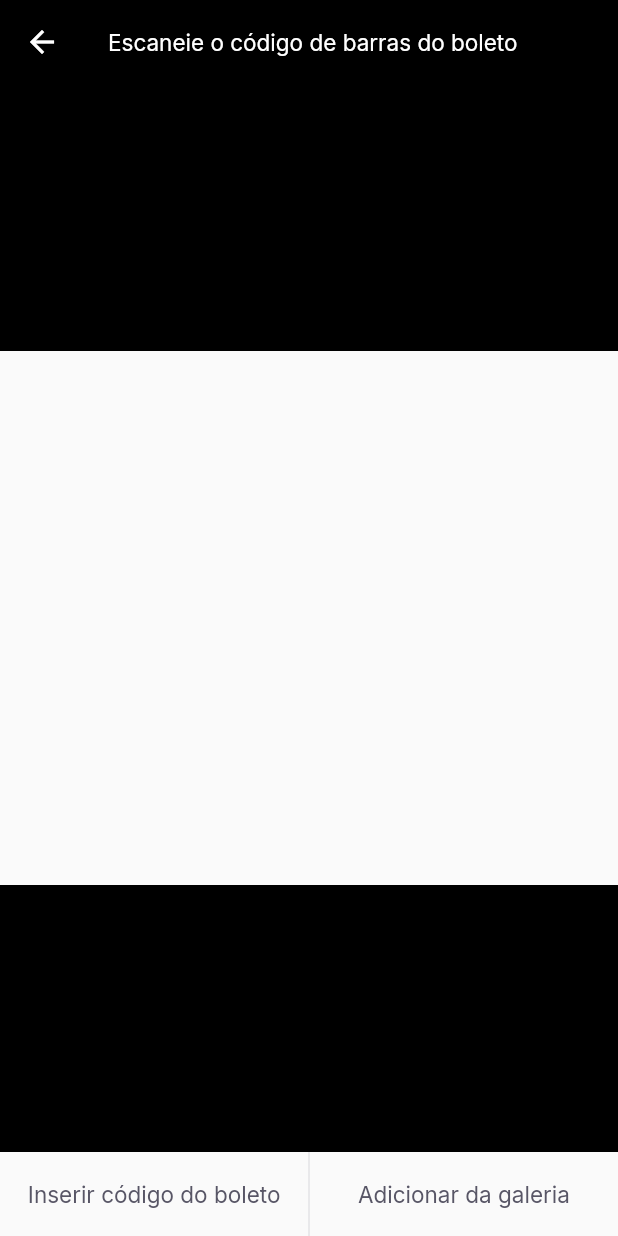
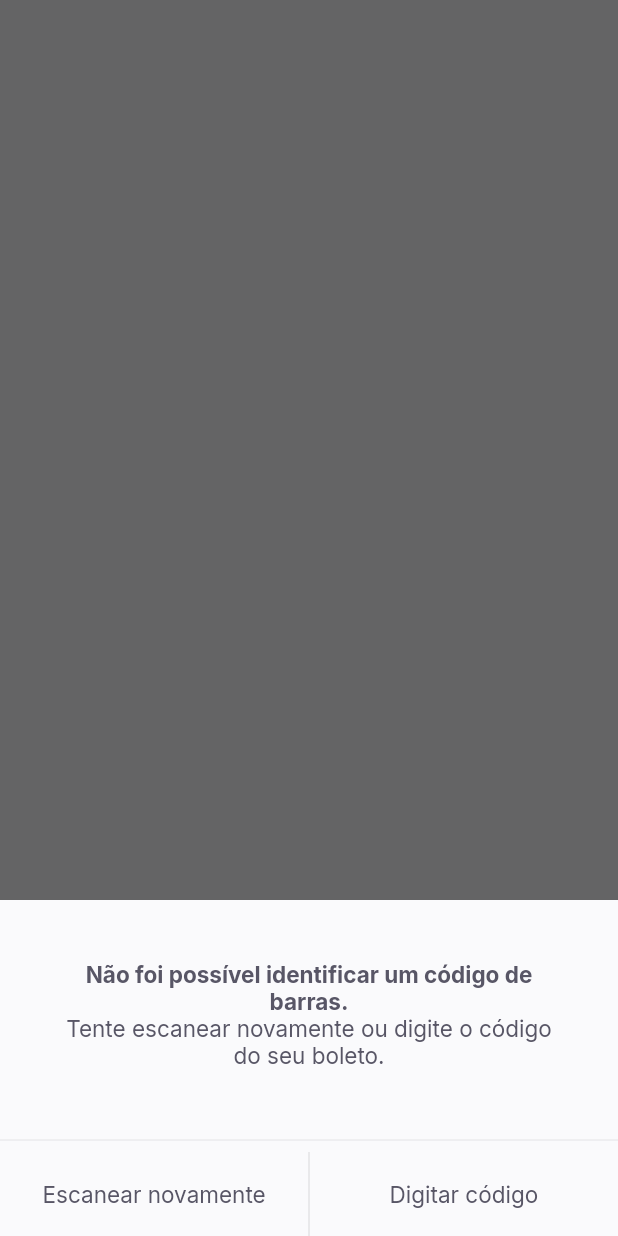
Before and after one commit to MarianaPezzi/Payflow, a Flutter app: the BarcodeScannerPage screen opened by its route, on a phone screen of 412 x 824 dp. Run offline on Flutter 3.47's test engine with Material 2 defaults, Android fonts, the phone set to English and light mode, and no system bars; our stand-ins replace firebase_core, google_fonts, google_sign_in, shared_preferences; accounts and stored records are empty.

Commit message:
Escanear boleto

```diff
--- a/lib/modules/barcode_scanner/barcode_scanner_page.dart
+++ b/lib/modules/barcode_scanner/barcode_scanner_page.dart
@@ -1,9 +1,7 @@
 import 'package:flutter/material.dart';
-import 'package:google_ml_kit/google_ml_kit.dart';
 import 'package:payflow/shared/themes/app_colors.dart';
 import 'package:payflow/shared/themes/app_text_styles.dart';
-import 'package:payflow/shared/widgets/divider_vertical/divider_vertical_widget.dart';
-import 'package:payflow/shared/widgets/label_button/label_button.dart';
+import 'package:payflow/shared/widgets/bottom_sheet/bottom_sheet_widget.dart';
 import 'package:payflow/shared/widgets/set_label_buttons/set_label_buttons.dart';
 
 class BarcodeScannerPage extends StatefulWidget {
@@ -16,13 +14,29 @@ class BarcodeScannerPage extends StatefulWidget {
 class _BarcodeScannerPageState extends State<BarcodeScannerPage> {
   @override
   Widget build(BuildContext context) {
-    return Scaffold(
+    return BottomSheetWidget(
+      title: "Não foi possível identificar um código de barras.",
+      subtitle: "Tente escanear novamente ou digite o código do seu boleto.",
+      primaryLabel: "Escanear novamente",
+      primaryOnPressed: () {},
+      secondaryLabel: "Digitar código",
+      secondaryOnPressed: () {},
+    );
+    return SafeArea(
+      top: true,
+      bottom: true,
+      left: true,
+      right: true,
+      child: RotatedBox(
+        quarterTurns: 1,
+        child: Scaffold(
             appBar: AppBar(
               backgroundColor: Colors.black,
               title: Text(
                 "Escaneie o código de barras do boleto",
                 style: TextStyles.buttonBackground,
               ),
+              centerTitle: true,
               leading: BackButton(
                 //botão de voltar
                 color: AppColors.background,
@@ -32,7 +46,7 @@ class _BarcodeScannerPageState extends State<BarcodeScannerPage> {
               children: [
                 Expanded(
                     child: Container(
-              color: Colors.black,
+                  color: Colors.black.withOpacity(0.6),
                 )),
                 Expanded(
                     flex: 2,
@@ -41,7 +55,7 @@ class _BarcodeScannerPageState extends State<BarcodeScannerPage> {
                     )),
                 Expanded(
                     child: Container(
-              color: Colors.black,
+                  color: Colors.black.withOpacity(0.6),
                 ))
               ],
             ),
@@ -49,6 +63,8 @@ class _BarcodeScannerPageState extends State<BarcodeScannerPage> {
                 primaryLabel: "Inserir código do boleto",
                 primaryOnPressed: () {},
                 secondaryLabel: "Adicionar da galeria",
-            secondaryOnPressed: () {}));
+                secondaryOnPressed: () {})),
+      ),
+    );
   }
 }
--- /dev/null
+++ b/lib/shared/widgets/bottom_sheet/bottom_sheet_widget.dart
@@ -0,0 +1,64 @@
+import 'package:flutter/material.dart';
+import 'package:payflow/shared/themes/app_colors.dart';
+import 'package:payflow/shared/themes/app_text_styles.dart';
+import 'package:payflow/shared/widgets/set_label_buttons/set_label_buttons.dart';
+
+class BottomSheetWidget extends StatelessWidget {
+  final String primaryLabel;
+  final VoidCallback primaryOnPressed;
+  final String secondaryLabel;
+  final VoidCallback secondaryOnPressed;
+  final String title;
+  final String subtitle;
+  const BottomSheetWidget(
+      {Key? key,
+      required this.primaryLabel,
+      required this.primaryOnPressed,
+      required this.secondaryLabel,
+      required this.secondaryOnPressed,
+      required this.title,
+      required this.subtitle})
+      : super(key: key);
+
+  @override
+  Widget build(BuildContext context) {
+    return Material(
+      child: Container(
+        color: AppColors.shape,
+        child: Column(
+          children: [
+            Expanded(
+                child: Container(
+              color: Colors.black.withOpacity(0.6),
+            )),
+            Column(children: [
+              Padding(
+                padding: const EdgeInsets.all(40),
+                child: Text.rich(
+                  TextSpan(
+                      text: title,
+                      style: TextStyles.buttonBoldHeading,
+                      children: [
+                        TextSpan(
+                          text: "\n$subtitle",
+                          style: TextStyles.buttonHeading,
+                        )
+                      ]),
+                  textAlign: TextAlign.center,
+                ),
+              ),
+              Divider(
+                color: AppColors.stroke,
+              ),
+              SetLabelButtons(
+                  primaryLabel: primaryLabel,
+                  primaryOnPressed: primaryOnPressed,
+                  secondaryLabel: secondaryLabel,
+                  secondaryOnPressed: secondaryOnPressed)
+            ]),
+          ],
+        ),
+      ),
+    );
+  }
+}
```
Lines whose indentation alone changed are shown as unchanged.
